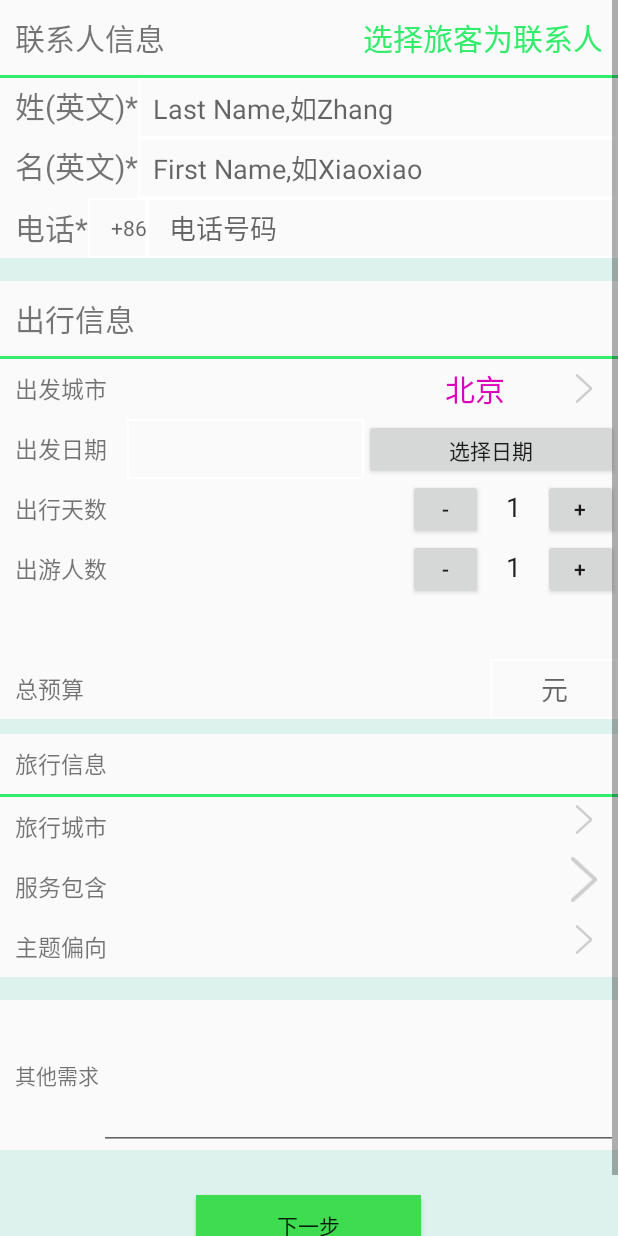
After one commit to a5136683/Travel, an Android app: the CutmRelease1Activity screen opened directly, with no data from a screen before it, on a phone screen of 412 x 824 dp. The commit adds this screen. Run offline under Robolectric (Android 15) with nearby library versions, the phone set to English and light mode, and no system bars.

Commit message:
第三页

```diff
--- /dev/null
+++ b/app/src/main/java/com/phone1000/admin/travel/CutmRelease1Activity.java
@@ -0,0 +1,91 @@
+package com.phone1000.admin.travel;
+
+
+import android.content.Intent;
+import android.database.sqlite.SQLiteDatabase;
+import android.os.Bundle;
+import android.support.v7.app.AlertDialog;
+import android.support.v7.app.AppCompatActivity;
+import android.view.View;
+import android.widget.Button;
+import android.widget.EditText;
+import android.widget.TextView;
+
+import com.phone1000.admin.travel.myview.MyScrollView;
+import com.phone1000.admin.travel.myview.ScrollViewListener;
+
+public class CutmRelease1Activity extends AppCompatActivity implements ScrollViewListener {
+    private MyScrollView scrollView1 = null;
+    private EditText release_ed_Xing;
+    private EditText release_ed_Name;
+    private EditText release_ed_PhonNumber;
+    private TextView city;
+    private EditText date;
+    private EditText yusaun;
+
+    private Button nextOclik;
+    public static SQLiteDatabase db=null;
+    @Override
+    protected void onCreate(Bundle savedInstanceState) {
+        super.onCreate(savedInstanceState);
+        setContentView(R.layout.activity_cutm_release1);
+        scrollView1 = (MyScrollView) findViewById(R.id.view1);
+        scrollView1.setScrollViewListener(this);
+        scrollView1.setScrollViewListener(this);
+        initView();
+        nextOclik.setOnClickListener(new CutmRelease1Activity.nextOclikListner());
+    }
+    private void initView() {
+        release_ed_Xing=(EditText) findViewById(R.id.release_ed_Xing);
+        release_ed_Name=(EditText) findViewById(R.id.release_ed_Name);
+        release_ed_PhonNumber=(EditText) findViewById(R.id.release_ed_PhonNumber);
+        city=(TextView) findViewById(R.id.city);
+        date=(EditText) findViewById(R.id.date);
+        yusaun=(EditText) findViewById(R.id.yusaun);
+
+        nextOclik=(Button) findViewById(R.id.nextOclik);
+        db=SQLiteDatabase.openOrCreateDatabase(CutmRelease1Activity.this.getFilesDir().toString()+"/test.dbs",null);
+
+    }
+
+    @Override
+    public void onScrollChanged(MyScrollView myScrollView, int l, int t, int oldl, int oldt) {
+        scrollView1.scrollTo(l, t);
+    }
+
+    class nextOclikListner implements View.OnClickListener {
+
+        @Override
+        public void onClick(View v) {
+            String release_ed_Xing1 = release_ed_Xing.getText().toString();
+            String release_ed_Name1 = release_ed_Name.getText().toString();
+            String release_ed_PhonNumber1 = release_ed_PhonNumber.getText().toString();
+            String city1 = city.getText().toString();
+            String date1 = date.getText().toString();
+            String yusaun1 = yusaun.getText().toString();
+
+            if (release_ed_Xing1.equals("") || release_ed_Name1.equals("")||release_ed_PhonNumber1.equals("")) {
+                new AlertDialog.Builder(CutmRelease1Activity.this).setTitle("小主!联系人信息不能为空哦")
+                        .setMessage("请填写联系人信息")
+                        .setPositiveButton("确定", null).show();
+            }else if(city1.equals("")){
+                new AlertDialog.Builder(CutmRelease1Activity.this).setTitle("小主!出发城市不能为空哦")
+                        .setMessage("亲！请选择出发城市")
+                        .setPositiveButton("确定",null).show();
+            }else if(date1.equals("")){
+                new AlertDialog.Builder(CutmRelease1Activity.this).setTitle("小主!出发日期不能为空哦")
+                        .setMessage("请选择出发日期")
+                        .setPositiveButton("确定",null).show();
+            } else if(yusaun1.equals("")){
+                new AlertDialog.Builder(CutmRelease1Activity.this).setTitle("小主!预算不能为空哦")
+                        .setMessage("请选择填写预算金额")
+                        .setPositiveButton("确定",null).show();
+            }else {
+                Intent intent =new Intent(CutmRelease1Activity.this,CutmReleasenext1Activity.class);
+                startActivity(intent);
+            }
+
+        }
+
+    }
+}
--- /dev/null
+++ b/app/src/main/java/com/phone1000/admin/travel/CutmReleasenext1Activity.java
@@ -0,0 +1,13 @@
+package com.phone1000.admin.travel;
+
+import android.support.v7.app.AppCompatActivity;
+import android.os.Bundle;
+
+public class CutmReleasenext1Activity extends AppCompatActivity {
+
+    @Override
+    protected void onCreate(Bundle savedInstanceState) {
+        super.onCreate(savedInstanceState);
+        setContentView(R.layout.activity_cutm_releasenext1);
+    }
+}
--- a/app/src/main/java/com/phone1000/admin/travel/mainfragment/CustomizeFragment.java
+++ b/app/src/main/java/com/phone1000/admin/travel/mainfragment/CustomizeFragment.java
@@ -1,11 +1,14 @@
 package com.phone1000.admin.travel.mainfragment;
 
+import android.content.Intent;
 import android.os.Bundle;
 import android.support.annotation.Nullable;
 import android.view.LayoutInflater;
 import android.view.View;
 import android.view.ViewGroup;
+import android.widget.Button;
 
+import com.phone1000.admin.travel.CutmRelease1Activity;
 import com.phone1000.admin.travel.R;
 
 
@@ -14,11 +17,25 @@ import com.phone1000.admin.travel.R;
  */
 
 public class CustomizeFragment extends android.support.v4.app.Fragment {
-    private View v=null;
+    private View v = null;
+    private Button btn_cutm;
+
     @Nullable
     @Override
     public View onCreateView(LayoutInflater inflater, @Nullable ViewGroup container, @Nullable Bundle savedInstanceState) {
-        v=LayoutInflater.from(getActivity()).inflate(R.layout.customize_fragment_layout,null);
+        v = LayoutInflater.from(getActivity()).inflate(R.layout.customize_fragment_layout, null);
+        initView();
         return v;
     }
+
+    private void initView() {
+        btn_cutm = (Button) v.findViewById(R.id.btn_cutm);
+        btn_cutm.setOnClickListener(new View.OnClickListener() {
+            @Override
+            public void onClick(View view) {
+                Intent intent = new Intent(getActivity(), CutmRelease1Activity.class);
+                startActivity(intent);
+            }
+        });
+    }
 }
--- /dev/null
+++ b/app/src/main/java/com/phone1000/admin/travel/myview/MyScrollView.java
@@ -0,0 +1,42 @@
+package com.phone1000.admin.travel.myview;
+
+import android.content.Context;
+import android.util.AttributeSet;
+import android.widget.ScrollView;
+
+import com.phone1000.admin.travel.CutmRelease1Activity;
+
+/**
+ * Created by Administrator on 2016/11/27.
+ */
+public class MyScrollView extends ScrollView {
+    private ScrollViewListener scrollViewListener = null;
+    public MyScrollView(Context context) {
+        super(context);
+    }
+
+    public MyScrollView(Context context, AttributeSet attrs) {
+        super(context, attrs);
+    }
+
+    public MyScrollView(Context context, AttributeSet attrs, int defStyleAttr) {
+        super(context, attrs, defStyleAttr);
+    }
+
+    public MyScrollView(Context context, AttributeSet attrs, int defStyleAttr, int defStyleRes) {
+        super(context, attrs, defStyleAttr, defStyleRes);
+
+    }
+
+    @Override
+    protected void onScrollChanged(int l, int t, int oldl, int oldt) {
+        super.onScrollChanged(l, t, oldl, oldt);
+        if (scrollViewListener != null) {
+            scrollViewListener.onScrollChanged(this,l,  t, oldl, oldt);
+        }
+    }
+
+    public void setScrollViewListener(CutmRelease1Activity scrollViewListener) {
+        this.scrollViewListener = scrollViewListener;
+    }
+}
--- /dev/null
+++ b/app/src/main/java/com/phone1000/admin/travel/myview/ScrollViewListener.java
@@ -0,0 +1,8 @@
+package com.phone1000.admin.travel.myview;
+
+/**
+ * Created by Administrator on 2016/11/27.
+ */
+public interface ScrollViewListener {
+    void onScrollChanged(MyScrollView myScrollView, int l, int t, int oldl, int oldt);
+}
--- /dev/null
+++ b/app/src/main/res/layout/activity_cutm_release1.xml
@@ -0,0 +1,446 @@
+<?xml version="1.0" encoding="utf-8"?>
+<LinearLayout xmlns:android="http://schemas.android.com/apk/res/android"
+    xmlns:tools="http://schemas.android.com/tools"
+    android:id="@+id/activity_cutm_release1"
+    android:layout_width="match_parent"
+    android:layout_height="match_parent"
+  android:orientation="vertical"
+    android:weightSum="1"
+    tools:context="com.phone1000.admin.travel.CutmRelease1Activity">
+    <com.phone1000.admin.travel.myview.MyScrollView
+        android:id="@+id/view1"
+        android:layout_width="match_parent"
+        android:layout_height="match_parent">
+
+        <LinearLayout
+            android:layout_width="match_parent"
+            android:layout_height="match_parent"
+            android:orientation="vertical">
+
+
+            <LinearLayout
+                android:layout_width="match_parent"
+                android:layout_height="wrap_content"
+                android:orientation="horizontal">
+
+                <TextView
+                    android:layout_width="match_parent"
+                    android:layout_height="wrap_content"
+                    android:layout_weight="1"
+                    android:padding="10dp"
+                    android:text="联系人信息"
+                    android:textSize="20sp" />
+
+                <TextView
+                    android:layout_width="match_parent"
+                    android:layout_height="wrap_content"
+                    android:layout_weight="1"
+                    android:gravity="right"
+                    android:padding="10dp"
+                    android:text="选择旅客为联系人"
+                    android:textColor="#33ec6c"
+                    android:textSize="20sp" />
+            </LinearLayout>
+
+            <TextView
+                android:layout_width="match_parent"
+                android:layout_height="2dp"
+                android:background="#33ec6c" />
+
+            <LinearLayout
+                android:layout_width="match_parent"
+                android:layout_height="40dp"
+                android:orientation="horizontal">
+
+                <TextView
+                    android:layout_width="wrap_content"
+                    android:layout_height="wrap_content"
+                    android:gravity="center"
+                    android:paddingLeft="10dp"
+                    android:textSize="20sp"
+                    android:text="姓(英文)*" />
+                <EditText
+                    android:id="@+id/release_ed_Xing"
+                    android:layout_width="match_parent"
+                    android:layout_height="40dp"
+                    android:hint="Last Name,如Zhang"
+                    android:background="@drawable/biankuang"
+                    android:paddingLeft="10dp" />
+
+
+
+            </LinearLayout>
+
+            <LinearLayout
+                android:layout_width="match_parent"
+                android:layout_height="40dp"
+                android:layout_weight="0.04"
+                android:orientation="horizontal">
+
+                <TextView
+                    android:layout_width="wrap_content"
+                    android:layout_height="wrap_content"
+                    android:paddingLeft="10dp"
+                    android:textSize="20sp"
+                    android:text="名(英文)*" />
+
+                <EditText
+                    android:id="@+id/release_ed_Name"
+                    android:layout_width="match_parent"
+                    android:layout_height="40dp"
+                    android:hint="First Name,如Xiaoxiao"
+                    android:background="@drawable/biankuang"
+                    android:paddingLeft="10dp" />
+            </LinearLayout>
+
+            <LinearLayout
+                android:layout_width="match_parent"
+                android:layout_height="40dp"
+                android:gravity="center"
+                android:orientation="horizontal">
+
+                <TextView
+                    android:layout_width="wrap_content"
+                    android:layout_height="wrap_content"
+                    android:paddingLeft="10dp"
+                    android:textSize="20sp"
+                    android:text="电话*" />
+
+                <TextView
+                    android:id="@+id/editDiqu"
+                    android:layout_width="wrap_content"
+                    android:layout_height="40dp"
+                    android:gravity="center"
+                    android:background="@drawable/biankuang"
+                    android:hint="+86"
+                    android:paddingLeft="15dp" />
+
+                <EditText
+                    android:id="@+id/release_ed_PhonNumber"
+                    android:layout_width="match_parent"
+                    android:layout_height="40dp"
+                    android:background="@drawable/biankuang"
+                    android:hint=" 电话号码"
+                    android:paddingLeft="10dp" />
+            </LinearLayout>
+
+            <TextView
+                android:layout_width="match_parent"
+                android:layout_height="15dp"
+                android:background="#ddf2ed" />
+
+            <LinearLayout
+                android:layout_width="match_parent"
+                android:layout_height="wrap_content"
+                android:orientation="horizontal">
+
+                <TextView
+                    android:layout_width="match_parent"
+                    android:layout_height="wrap_content"
+                    android:layout_weight="1"
+                    android:padding="10dp"
+                    android:text="出行信息"
+                    android:textSize="20sp" />
+            </LinearLayout>
+
+            <TextView
+                android:layout_width="match_parent"
+                android:layout_height="2dp"
+                android:background="#33ec6c" />
+
+            <LinearLayout
+                android:gravity="center"
+                android:layout_width="match_parent"
+                android:layout_height="40dp"
+                android:layout_weight="0.03"
+                android:orientation="horizontal">
+
+
+                <TextView
+                    android:layout_width="match_parent"
+                    android:layout_height="wrap_content"
+                    android:layout_gravity="center"
+                    android:layout_weight="4"
+                    android:paddingLeft="10dp"
+                    android:text="出发城市"
+                    android:textSize="15sp" />
+
+                <TextView
+                    android:id="@+id/city"
+                    android:gravity="center"
+                    android:layout_width="100dp"
+                    android:layout_height="wrap_content"
+                    android:textSize="20sp"
+                    android:textColor="#d0b"
+                    android:text="北京"/>
+
+                <ImageView
+                    android:layout_width="45dp"
+                    android:layout_height="30dp"
+                    android:padding="5dp"
+                    android:src="@mipmap/icon_arrow_right_white" />
+            </LinearLayout>
+
+            <LinearLayout
+                android:gravity="center"
+                android:layout_width="match_parent"
+                android:layout_height="40dp"
+                android:layout_weight="0.03"
+                android:orientation="horizontal">
+
+                <TextView
+                    android:layout_width="wrap_content"
+                    android:layout_height="wrap_content"
+                    android:layout_gravity="center"
+                    android:layout_weight="8.11"
+                    android:paddingLeft="10dp"
+                    android:text="出发日期"
+                    android:textSize="15sp" />
+
+                <EditText
+                    android:id="@+id/date"
+                    android:layout_width="132dp"
+                    android:layout_height="40dp"
+                    android:background="@drawable/biankuang"
+                    android:layout_weight="15.24" />
+
+                <Button
+                    android:layout_width="100dp"
+                    android:layout_height="wrap_content"
+                    android:layout_weight="40.06"
+                    android:text="选择日期" />
+            </LinearLayout>
+
+
+            <LinearLayout
+                android:layout_width="match_parent"
+                android:layout_height="40dp"
+                android:layout_weight="0.03"
+                android:orientation="horizontal">
+
+                <TextView
+                    android:layout_width="wrap_content"
+                    android:layout_height="wrap_content"
+                    android:layout_gravity="center"
+                    android:layout_weight="8.11"
+                    android:paddingLeft="10dp"
+                    android:text="出行天数"
+                    android:textSize="15sp" />
+
+                <Button
+                    android:layout_width="50dp"
+                    android:layout_height="wrap_content"
+                    android:text="-" />
+
+                <EditText
+                    android:layout_width="40dp"
+                    android:layout_height="wrap_content"
+                    android:background="@null"
+                    android:gravity="center"
+                    android:text="1" />
+
+                <Button
+                    android:layout_width="50dp"
+                    android:layout_height="wrap_content"
+                    android:text="+" />
+            </LinearLayout>
+
+            <LinearLayout
+                android:layout_width="match_parent"
+                android:layout_height="40dp"
+                android:layout_weight="0.03"
+                android:orientation="horizontal">
+
+                <TextView
+                    android:layout_width="wrap_content"
+                    android:layout_height="wrap_content"
+                    android:layout_gravity="center"
+                    android:layout_weight="8.11"
+                    android:paddingLeft="10dp"
+                    android:text="出游人数"
+                    android:textSize="15sp" />
+
+                <Button
+                    android:layout_width="50dp"
+                    android:layout_height="wrap_content"
+                    android:text="-" />
+
+                <EditText
+                    android:layout_width="40dp"
+                    android:layout_height="wrap_content"
+                    android:background="@null"
+                    android:gravity="center"
+                    android:text="1" />
+
+                <Button
+                    android:layout_width="50dp"
+                    android:layout_height="wrap_content"
+                    android:text="+" />
+            </LinearLayout>
+
+            <LinearLayout
+                android:layout_width="match_parent"
+                android:layout_height="40dp"
+                android:layout_weight="0.03"
+                android:orientation="horizontal"></LinearLayout>
+
+            <LinearLayout
+                android:layout_width="match_parent"
+                android:layout_height="40dp"
+                android:layout_weight="0.03"
+                android:orientation="horizontal">
+
+                <TextView
+                    android:layout_width="wrap_content"
+                    android:layout_height="wrap_content"
+                    android:layout_gravity="center"
+                    android:layout_weight="8.11"
+                    android:paddingLeft="10dp"
+                    android:text="总预算"
+                    android:textSize="15sp" />
+
+                <EditText
+                    android:id="@+id/yusaun"
+                    android:layout_width="wrap_content"
+                    android:layout_height="40dp"
+                    android:layout_gravity="left"
+                    android:layout_weight="2"
+                    android:gravity="center"
+                    android:background="@drawable/biankuang"
+                    android:hint="元" />
+            </LinearLayout>
+
+            <TextView
+                android:layout_width="match_parent"
+                android:layout_height="10dp"
+                android:background="#ddf2ed" />
+
+            <LinearLayout
+                android:layout_width="match_parent"
+                android:layout_height="40dp"
+                android:layout_weight="0.03"
+                android:orientation="horizontal">
+
+                <TextView
+
+                    android:layout_width="wrap_content"
+                    android:layout_height="wrap_content"
+                    android:layout_gravity="center"
+                    android:layout_weight="8.11"
+                    android:paddingLeft="10dp"
+                    android:text="旅行信息"
+                    android:textSize="15sp" />
+
+            </LinearLayout>
+
+            <TextView
+                android:layout_width="match_parent"
+                android:layout_height="2dp"
+                android:background="#33ec6c" />
+
+            <LinearLayout
+                android:layout_width="match_parent"
+                android:layout_height="40dp"
+                android:layout_weight="0.03"
+                android:orientation="horizontal">
+
+                <TextView
+
+                    android:layout_width="match_parent"
+                    android:layout_height="wrap_content"
+                    android:layout_gravity="center"
+                    android:layout_weight="4"
+                    android:paddingLeft="10dp"
+                    android:text="旅行城市"
+                    android:textSize="15sp" />
+
+                <ImageView
+                    android:layout_width="45dp"
+                    android:layout_height="30dp"
+                    android:padding="5dp"
+                    android:src="@mipmap/icon_arrow_right_white" />
+            </LinearLayout>
+
+            <LinearLayout
+                android:layout_width="match_parent"
+                android:layout_height="40dp"
+                android:layout_weight="0.03"
+                android:orientation="horizontal">
+
+                <TextView
+                    android:layout_width="match_parent"
+                    android:layout_height="wrap_content"
+                    android:layout_gravity="center"
+                    android:layout_weight="4"
+                    android:paddingLeft="10dp"
+                    android:text="服务包含"
+                    android:textSize="15sp" />
+
+                <ImageView
+                    android:layout_width="45dp"
+                    android:layout_height="30dp"
+                    android:src="@mipmap/icon_arrow_right_white" />
+            </LinearLayout>
+
+            <LinearLayout
+                android:layout_width="match_parent"
+                android:layout_height="40dp"
+                android:layout_weight="0.03"
+                android:orientation="horizontal">
+
+                <TextView
+                    android:layout_width="match_parent"
+                    android:layout_height="wrap_content"
+                    android:layout_gravity="center"
+                    android:layout_weight="4"
+                    android:paddingLeft="10dp"
+                    android:text="主题偏向"
+                    android:textSize="15sp" />
+
+                <ImageView
+                    android:layout_width="45dp"
+                    android:layout_height="30dp"
+                    android:padding="5dp"
+                    android:src="@mipmap/icon_arrow_right_white" />
+            </LinearLayout>
+
+            <TextView
+                android:layout_width="match_parent"
+                android:layout_height="15dp"
+                android:background="#ddf2ed" />
+
+            <LinearLayout
+                android:layout_width="match_parent"
+                android:layout_height="100dp">
+
+                <TextView
+                    android:layout_width="wrap_content"
+                    android:layout_height="wrap_content"
+                    android:layout_gravity="center"
+                    android:gravity="center"
+                    android:paddingLeft="10dp"
+                    android:text="其他需求" />
+
+                <EditText
+                    android:layout_width="match_parent"
+                    android:layout_height="wrap_content"
+                    android:minLines="5" />
+            </LinearLayout>
+
+            <LinearLayout
+                android:layout_width="match_parent"
+                android:layout_height="100dp"
+                android:background="#ddf2ed"
+                android:gravity="center">
+
+                <Button
+                    android:id="@+id/nextOclik"
+                    android:layout_width="150dp"
+                    android:layout_height="40dp"
+                    android:background="#3edd51"
+                    android:gravity="center"
+                    android:text="下一步" />
+            </LinearLayout>
+        </LinearLayout>
+    </com.phone1000.admin.travel.myview.MyScrollView>
+</LinearLayout>
--- /dev/null
+++ b/app/src/main/res/layout/activity_cutm_releasenext1.xml
@@ -0,0 +1,9 @@
+<?xml version="1.0" encoding="utf-8"?>
+<RelativeLayout xmlns:android="http://schemas.android.com/apk/res/android"
+    xmlns:tools="http://schemas.android.com/tools"
+    android:id="@+id/activity_cutm_releasenext1"
+    android:layout_width="match_parent"
+    android:layout_height="match_parent"
+    tools:context="com.phone1000.admin.travel.CutmReleasenext1Activity">
+
+</RelativeLayout>
--- a/app/src/main/res/layout/customize_fragment_layout.xml
+++ b/app/src/main/res/layout/customize_fragment_layout.xml
@@ -10,12 +10,13 @@
         android:layout_width="match_parent"
         android:layout_height="60dp">
         <Button
+            android:id="@+id/btn_cutm"
             android:gravity="center"
             android:layout_width="200dp"
             android:layout_height="50dp"
             android:text="发布定制需求"
             android:textColor="#ffffff"
             android:textSize="20sp"
-            android:background="#df0"/>
+            android:background="#33ec6c"/>
     </LinearLayout>
 </LinearLayout>
```
Also changed, not shown: app/src/main/AndroidManifest.xml (+28 -21 lines).
